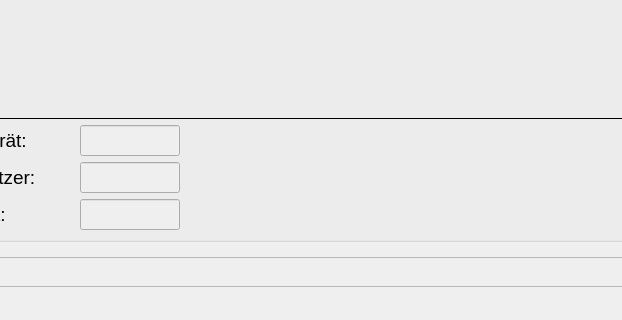
Above: TUInventory/mainScaling.ui from SV-97/TUInventory before the change; both pictures show x 312 to 934 and y 580 to 900 of the 1216 by 900 pixel window. Below: the same form after it.
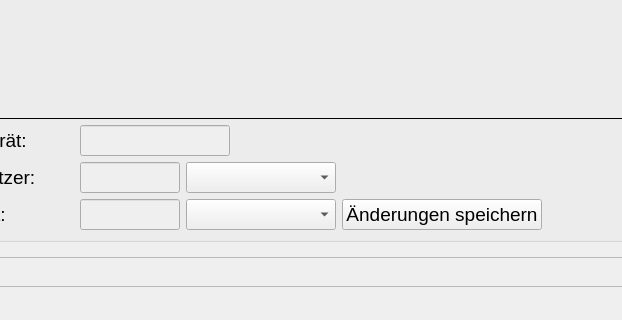
That is the form after the change. The open tabs and pages were chosen to show the change. Icons and pictures are not drawn.

Commit message: Added comboBoxes for Device changes

What changed in the file:
```diff
--- a/TUInventory/mainScaling.ui
+++ b/TUInventory/mainScaling.ui
@@ -778,13 +778,13 @@
                      </property>
                      <property name="minimumSize">
                       <size>
-                       <width>100</width>
+                       <width>150</width>
                        <height>0</height>
                       </size>
                      </property>
                      <property name="maximumSize">
                       <size>
-                       <width>200</width>
+                       <width>350</width>
                        <height>16777215</height>
                       </size>
                      </property>
@@ -842,6 +842,22 @@
                      </property>
                     </widget>
                    </item>
+                   <item>
+                    <widget class="QComboBox" name="cb_device_user">
+                     <property name="minimumSize">
+                      <size>
+                       <width>150</width>
+                       <height>0</height>
+                      </size>
+                     </property>
+                     <property name="maximumSize">
+                      <size>
+                       <width>350</width>
+                       <height>16777215</height>
+                      </size>
+                     </property>
+                    </widget>
+                   </item>
                    <item>
                     <spacer name="horizontalSpacer_54">
                      <property name="orientation">
@@ -891,6 +907,29 @@
                      </property>
                     </widget>
                    </item>
+                   <item>
+                    <widget class="QComboBox" name="cb_device_location">
+                     <property name="minimumSize">
+                      <size>
+                       <width>150</width>
+                       <height>0</height>
+                      </size>
+                     </property>
+                     <property name="maximumSize">
+                      <size>
+                       <width>350</width>
+                       <height>16777215</height>
+                      </size>
+                     </property>
+                    </widget>
+                   </item>
+                   <item>
+                    <widget class="QPushButton" name="b_change_device">
+                     <property name="text">
+                      <string>Änderungen speichern</string>
+                     </property>
+                    </widget>
+                   </item>
                    <item>
                     <spacer name="horizontalSpacer_55">
                      <property name="orientation">
```
Left out of the diff: 2 changed lines with no effect on the pictures. The commit also changes 2 other files.
